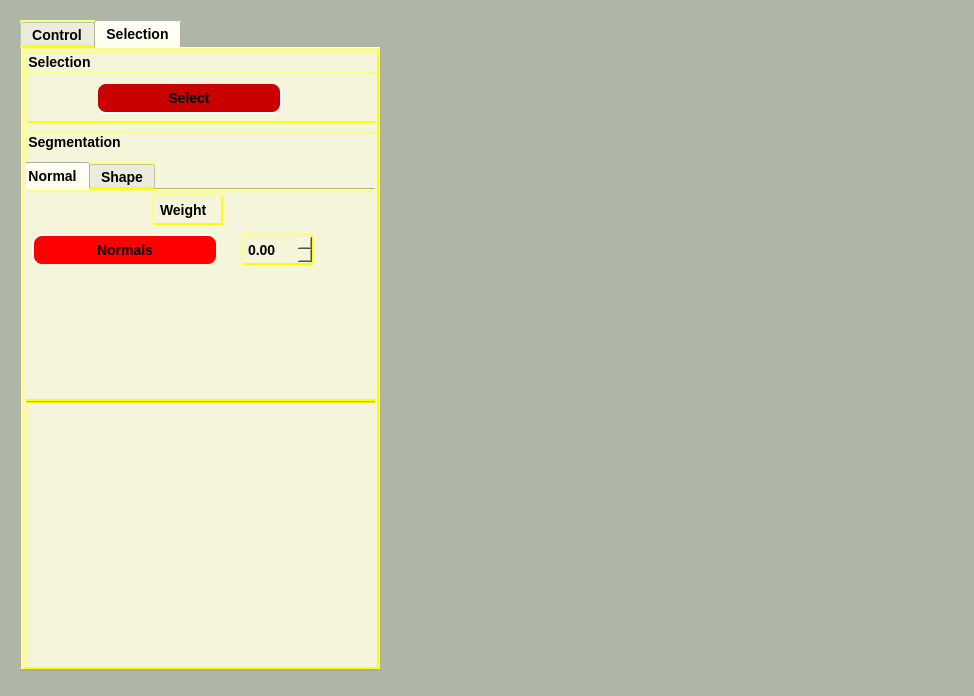
First picture: the form in forms/mainwindow.ui, repository pranjal23/osg2citygml, before the edit.
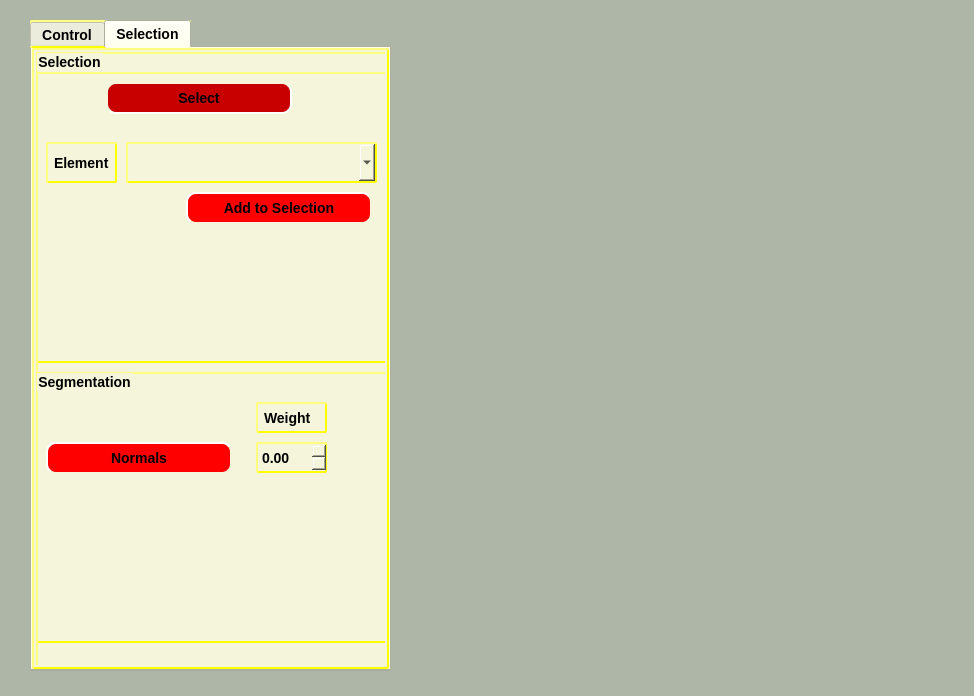
Second picture: the form after the edit. The open tabs and pages were chosen to show the change. Icons and pictures are not drawn. Custom widgets are drawn as their Qt base class.

Commit message: [Changes] - Added functionality to select by element group

```diff
--- a/forms/mainwindow.ui
+++ b/forms/mainwindow.ui
@@ -489,7 +489,7 @@
   <widget class="QTabWidget" name="main_widget">
    <property name="geometry">
     <rect>
-     <x>20</x>
+     <x>30</x>
      <y>20</y>
      <width>361</width>
      <height>651</height>
@@ -1485,7 +1485,7 @@
       <property name="geometry">
        <rect>
         <x>0</x>
-        <y>80</y>
+        <y>320</y>
         <width>351</width>
         <height>271</height>
        </rect>
@@ -1501,230 +1501,11 @@
       <property name="title">
        <string>Segmentation</string>
       </property>
-      <widget class="QTabWidget" name="tabWidget_2">
-       <property name="geometry">
-        <rect>
-         <x>-10</x>
-         <y>30</y>
-         <width>371</width>
-         <height>241</height>
-        </rect>
-       </property>
-       <property name="styleSheet">
-        <string notr="true">background-color: beige;
-    border-style: outset;
-    border-width: 2px;
-    border-radius: 2px;
-    border-color: yellow;
-    font: bold 14px;
-    min-width: 2em;
-    padding: 2px;</string>
-       </property>
-       <property name="currentIndex">
-        <number>0</number>
-       </property>
-       <widget class="QWidget" name="tab_3">
-        <attribute name="title">
-         <string>Normal</string>
-        </attribute>
-        <widget class="QGroupBox" name="groupBox_3">
-         <property name="geometry">
-          <rect>
-           <x>-10</x>
-           <y>-10</y>
-           <width>371</width>
-           <height>221</height>
-          </rect>
-         </property>
-         <property name="font">
-          <font>
-           <pointsize>-1</pointsize>
-           <weight>75</weight>
-           <italic>false</italic>
-           <bold>true</bold>
-          </font>
-         </property>
-         <property name="autoFillBackground">
-          <bool>false</bool>
-         </property>
-         <property name="title">
-          <string/>
-         </property>
-         <widget class="QPushButton" name="multilightsBtn">
-          <property name="enabled">
-           <bool>true</bool>
-          </property>
-          <property name="geometry">
-           <rect>
-            <x>20</x>
-            <y>50</y>
-            <width>186</width>
-            <height>32</height>
-           </rect>
-          </property>
-          <property name="palette">
-           <palette>
-            <active>
-             <colorrole role="Button">
-              <brush brushstyle="SolidPattern">
-               <color alpha="255">
-                <red>255</red>
-                <green>0</green>
-                <blue>0</blue>
-               </color>
-              </brush>
-             </colorrole>
-             <colorrole role="ButtonText">
-              <brush brushstyle="SolidPattern">
-               <color alpha="255">
-                <red>0</red>
-                <green>0</green>
-                <blue>0</blue>
-               </color>
-              </brush>
-             </colorrole>
-             <colorrole role="Base">
-              <brush brushstyle="SolidPattern">
-               <color alpha="255">
-                <red>255</red>
-                <green>0</green>
-                <blue>0</blue>
-               </color>
-              </brush>
-             </colorrole>
-             <colorrole role="Window">
-              <brush brushstyle="SolidPattern">
-               <color alpha="255">
-                <red>255</red>
-                <green>0</green>
-                <blue>0</blue>
-               </color>
-              </brush>
-             </colorrole>
-            </active>
-            <inactive>
-             <colorrole role="Button">
-              <brush brushstyle="SolidPattern">
-               <color alpha="255">
-                <red>255</red>
-                <green>0</green>
-                <blue>0</blue>
-               </color>
-              </brush>
-             </colorrole>
-             <colorrole role="ButtonText">
-              <brush brushstyle="SolidPattern">
-               <color alpha="255">
-                <red>0</red>
-                <green>0</green>
-                <blue>0</blue>
-               </color>
-              </brush>
-             </colorrole>
-             <colorrole role="Base">
-              <brush brushstyle="SolidPattern">
-               <color alpha="255">
-                <red>255</red>
-                <green>0</green>
-                <blue>0</blue>
-               </color>
-              </brush>
-             </colorrole>
-             <colorrole role="Window">
-              <brush brushstyle="SolidPattern">
-               <color alpha="255">
-                <red>255</red>
-                <green>0</green>
-                <blue>0</blue>
-               </color>
-              </brush>
-             </colorrole>
-            </inactive>
-            <disabled>
-             <colorrole role="Button">
-              <brush brushstyle="SolidPattern">
-               <color alpha="255">
-                <red>255</red>
-                <green>0</green>
-                <blue>0</blue>
-               </color>
-              </brush>
-             </colorrole>
-             <colorrole role="ButtonText">
-              <brush brushstyle="SolidPattern">
-               <color alpha="0">
-                <red>75</red>
-                <green>74</green>
-                <blue>77</blue>
-               </color>
-              </brush>
-             </colorrole>
-             <colorrole role="Base">
-              <brush brushstyle="SolidPattern">
-               <color alpha="255">
-                <red>255</red>
-                <green>0</green>
-                <blue>0</blue>
-               </color>
-              </brush>
-             </colorrole>
-             <colorrole role="Window">
-              <brush brushstyle="SolidPattern">
-               <color alpha="255">
-                <red>255</red>
-                <green>0</green>
-                <blue>0</blue>
-               </color>
-              </brush>
-             </colorrole>
-            </disabled>
-           </palette>
-          </property>
-          <property name="styleSheet">
-           <string notr="true">QPushButton {
-    background-color: red;
-    border-style: outset;
-    border-width: 2px;
-    border-radius: 10px;
-    border-color: beige;
-    font: bold 14px;
-    min-width: 10em;
-    padding: 6px;
-}
-QPushButton:pressed {
-    background-color: rgb(224, 0, 0);
-    border-style: inset;
-}
-QPushButton:checked {
-    background-color: rgb(200, 0, 0);
-    border-style: inset;
-}</string>
-          </property>
-          <property name="text">
-           <string>Normals</string>
-          </property>
-          <property name="checkable">
-           <bool>true</bool>
-          </property>
-          <property name="checked">
-           <bool>false</bool>
-          </property>
-         </widget>
-         <widget class="QDoubleSpinBox" name="normalDistanceSB">
-          <property name="geometry">
-           <rect>
-            <x>230</x>
-            <y>50</y>
-            <width>71</width>
-            <height>31</height>
-           </rect>
-          </property>
-         </widget>
          <widget class="QLabel" name="label">
           <property name="geometry">
            <rect>
-            <x>140</x>
-            <y>10</y>
+         <x>220</x>
+         <y>30</y>
             <width>71</width>
             <height>31</height>
            </rect>
@@ -1733,40 +1514,30 @@
            <string>Weight</string>
           </property>
          </widget>
-        </widget>
-       </widget>
-       <widget class="QWidget" name="tab_4">
-        <attribute name="title">
-         <string>Shape</string>
-        </attribute>
-        <widget class="QGroupBox" name="groupBox_4">
+      <widget class="QDoubleSpinBox" name="normalDistanceSB">
          <property name="geometry">
           <rect>
-           <x>-10</x>
-           <y>-10</y>
-           <width>341</width>
-           <height>221</height>
-          </rect>
-         </property>
-         <property name="font">
-          <font>
-           <pointsize>-1</pointsize>
-           <weight>75</weight>
-           <italic>false</italic>
-           <bold>true</bold>
-          </font>
-         </property>
-         <property name="autoFillBackground">
-          <bool>false</bool>
-         </property>
-         <property name="title">
-          <string/>
-         </property>
-         <widget class="QPushButton" name="enableLightBtn">
+         <x>220</x>
+         <y>70</y>
+         <width>71</width>
+         <height>31</height>
+        </rect>
+       </property>
+       <property name="maximum">
+        <double>10.000000000000000</double>
+       </property>
+       <property name="singleStep">
+        <double>0.100000000000000</double>
+       </property>
+      </widget>
+      <widget class="QPushButton" name="multilightsBtn">
+       <property name="enabled">
+        <bool>true</bool>
+       </property>
           <property name="geometry">
            <rect>
-            <x>70</x>
-            <y>20</y>
+         <x>10</x>
+         <y>70</y>
             <width>186</width>
             <height>32</height>
            </rect>
@@ -1910,7 +1681,7 @@
 }</string>
           </property>
           <property name="text">
-           <string>ON</string>
+        <string>Normals</string>
           </property>
           <property name="checkable">
            <bool>true</bool>
@@ -1918,12 +1689,6 @@
           <property name="checked">
            <bool>false</bool>
           </property>
-          <property name="autoDefault">
-           <bool>true</bool>
-          </property>
-         </widget>
-        </widget>
-       </widget>
       </widget>
      </widget>
      <widget class="QGroupBox" name="groupBox_6">
@@ -1932,7 +1697,7 @@
         <x>0</x>
         <y>20</y>
         <width>351</width>
-        <height>51</height>
+        <height>291</height>
        </rect>
       </property>
       <property name="font">
@@ -1988,6 +1753,197 @@
         <bool>true</bool>
        </property>
       </widget>
+      <widget class="QLabel" name="label_3">
+       <property name="geometry">
+        <rect>
+         <x>10</x>
+         <y>70</y>
+         <width>71</width>
+         <height>41</height>
+        </rect>
+       </property>
+       <property name="font">
+        <font>
+         <pointsize>-1</pointsize>
+         <weight>75</weight>
+         <italic>false</italic>
+         <bold>true</bold>
+        </font>
+       </property>
+       <property name="text">
+        <string>Element</string>
+       </property>
+      </widget>
+      <widget class="QComboBox" name="elementSelectCB">
+       <property name="geometry">
+        <rect>
+         <x>90</x>
+         <y>70</y>
+         <width>251</width>
+         <height>41</height>
+        </rect>
+       </property>
+      </widget>
+      <widget class="QPushButton" name="elemSelBtn">
+       <property name="enabled">
+        <bool>true</bool>
+       </property>
+       <property name="geometry">
+        <rect>
+         <x>150</x>
+         <y>120</y>
+         <width>186</width>
+         <height>32</height>
+        </rect>
+       </property>
+       <property name="palette">
+        <palette>
+         <active>
+          <colorrole role="Button">
+           <brush brushstyle="SolidPattern">
+            <color alpha="255">
+             <red>255</red>
+             <green>0</green>
+             <blue>0</blue>
+            </color>
+           </brush>
+          </colorrole>
+          <colorrole role="ButtonText">
+           <brush brushstyle="SolidPattern">
+            <color alpha="255">
+             <red>0</red>
+             <green>0</green>
+             <blue>0</blue>
+            </color>
+           </brush>
+          </colorrole>
+          <colorrole role="Base">
+           <brush brushstyle="SolidPattern">
+            <color alpha="255">
+             <red>255</red>
+             <green>0</green>
+             <blue>0</blue>
+            </color>
+           </brush>
+          </colorrole>
+          <colorrole role="Window">
+           <brush brushstyle="SolidPattern">
+            <color alpha="255">
+             <red>255</red>
+             <green>0</green>
+             <blue>0</blue>
+            </color>
+           </brush>
+          </colorrole>
+         </active>
+         <inactive>
+          <colorrole role="Button">
+           <brush brushstyle="SolidPattern">
+            <color alpha="255">
+             <red>255</red>
+             <green>0</green>
+             <blue>0</blue>
+            </color>
+           </brush>
+          </colorrole>
+          <colorrole role="ButtonText">
+           <brush brushstyle="SolidPattern">
+            <color alpha="255">
+             <red>0</red>
+             <green>0</green>
+             <blue>0</blue>
+            </color>
+           </brush>
+          </colorrole>
+          <colorrole role="Base">
+           <brush brushstyle="SolidPattern">
+            <color alpha="255">
+             <red>255</red>
+             <green>0</green>
+             <blue>0</blue>
+            </color>
+           </brush>
+          </colorrole>
+          <colorrole role="Window">
+           <brush brushstyle="SolidPattern">
+            <color alpha="255">
+             <red>255</red>
+             <green>0</green>
+             <blue>0</blue>
+            </color>
+           </brush>
+          </colorrole>
+         </inactive>
+         <disabled>
+          <colorrole role="Button">
+           <brush brushstyle="SolidPattern">
+            <color alpha="255">
+             <red>255</red>
+             <green>0</green>
+             <blue>0</blue>
+            </color>
+           </brush>
+          </colorrole>
+          <colorrole role="ButtonText">
+           <brush brushstyle="SolidPattern">
+            <color alpha="0">
+             <red>75</red>
+             <green>74</green>
+             <blue>77</blue>
+            </color>
+           </brush>
+          </colorrole>
+          <colorrole role="Base">
+           <brush brushstyle="SolidPattern">
+            <color alpha="255">
+             <red>255</red>
+             <green>0</green>
+             <blue>0</blue>
+            </color>
+           </brush>
+          </colorrole>
+          <colorrole role="Window">
+           <brush brushstyle="SolidPattern">
+            <color alpha="255">
+             <red>255</red>
+             <green>0</green>
+             <blue>0</blue>
+            </color>
+           </brush>
+          </colorrole>
+         </disabled>
+        </palette>
+       </property>
+       <property name="styleSheet">
+        <string notr="true">QPushButton {
+    background-color: red;
+    border-style: outset;
+    border-width: 2px;
+    border-radius: 10px;
+    border-color: beige;
+    font: bold 14px;
+    min-width: 10em;
+    padding: 6px;
+}
+QPushButton:pressed {
+    background-color: rgb(224, 0, 0);
+    border-style: inset;
+}
+QPushButton:checked {
+    background-color: rgb(200, 0, 0);
+    border-style: inset;
+}</string>
+       </property>
+       <property name="text">
+        <string>Add to Selection</string>
+       </property>
+       <property name="checkable">
+        <bool>false</bool>
+       </property>
+       <property name="checked">
+        <bool>false</bool>
+       </property>
+      </widget>
      </widget>
     </widget>
    </widget>
```
Left out of the diff: 2 changed lines with no effect on the pictures. Lines whose indentation alone changed are shown as unchanged. The commit also changes 6 other files.
